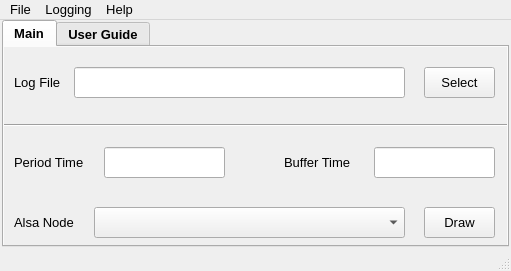
The window that ui/mainwindow.ui (kainan-tek/ADTM_Tool) describes before a commit, drawn with Qt 5.
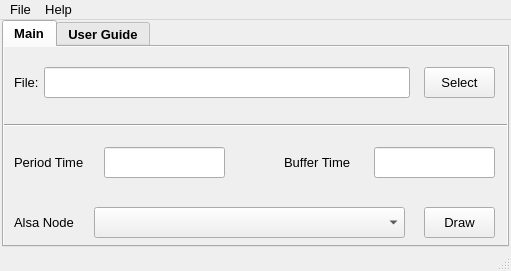
The same window after the commit.

```diff
--- a/ui/mainwindow.ui
+++ b/ui/mainwindow.ui
@@ -100,7 +100,7 @@
        <rect>
         <x>10</x>
         <y>20</y>
-        <width>56</width>
+        <width>31</width>
         <height>31</height>
        </rect>
       </property>
@@ -111,7 +111,7 @@
        </font>
       </property>
       <property name="text">
-       <string>Log File</string>
+       <string>File:</string>
       </property>
      </widget>
      <widget class="QLineEdit" name="logLineEdit">
@@ -120,9 +120,9 @@
       </property>
       <property name="geometry">
        <rect>
-        <x>70</x>
+        <x>40</x>
         <y>20</y>
-        <width>331</width>
+        <width>366</width>
         <height>31</height>
        </rect>
       </property>
@@ -376,12 +376,6 @@
     </property>
     <addaction name="actionExit"/>
    </widget>
-   <widget class="QMenu" name="menuLogging">
-    <property name="title">
-     <string>Logging</string>
-    </property>
-    <addaction name="actionOpenLog"/>
-   </widget>
    <widget class="QMenu" name="menuHelp">
     <property name="title">
      <string>Help</string>
@@ -390,7 +384,6 @@
     <addaction name="actionAbout"/>
    </widget>
    <addaction name="menuFile"/>
-   <addaction name="menuLogging"/>
    <addaction name="menuHelp"/>
   </widget>
   <widget class="QStatusBar" name="statusbar"/>
```
Left out of the diff: 17 changed lines with no effect on the pictures.
